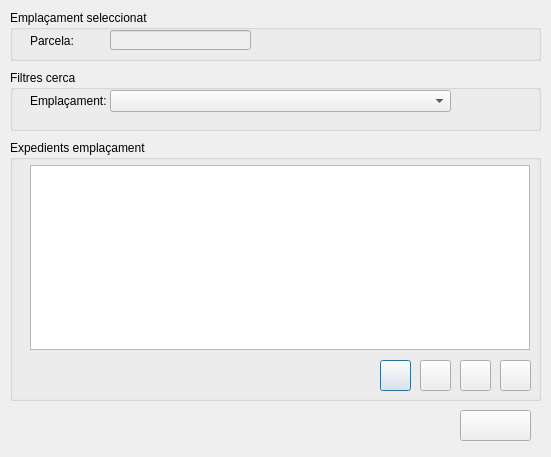
This is src/main.ui in daviderill/expedients as Qt 5 draws it before an edit. The edited form follows.
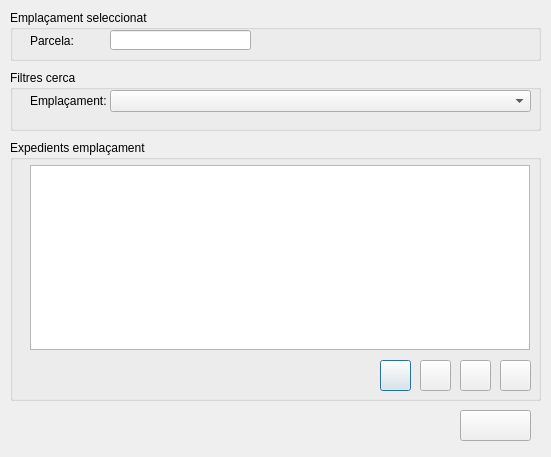
This is the edited form. Icons and pictures are not drawn.

```diff
--- a/src/main.ui
+++ b/src/main.ui
@@ -30,7 +30,7 @@
    </property>
    <widget class="QLineEdit" name="refcat">
     <property name="enabled">
-     <bool>false</bool>
+     <bool>true</bool>
     </property>
     <property name="geometry">
      <rect>
@@ -240,7 +240,7 @@
      <rect>
       <x>100</x>
       <y>20</y>
-      <width>341</width>
+      <width>421</width>
       <height>22</height>
      </rect>
     </property>
```
